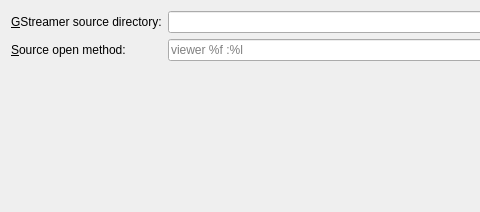
Before: the Qt Designer form preferences.ui in task-jp/gstreamer-log-viewer, drawn with Qt 5; both pictures show x 0 to 480 and y 0 to 212 of the 757 by 212 pixel window.
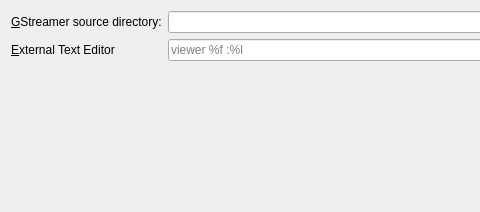
After: the same form once the commit is applied.

Commit message: Set focus to field in preference dialog

```diff
--- a/preferences.ui
+++ b/preferences.ui
@@ -43,7 +43,7 @@
      <item row="1" column="0">
       <widget class="QLabel" name="sourceOpenMethodLabel">
        <property name="text">
-        <string>&amp;Source open method:</string>
+        <string>&amp;External Text Editor</string>
        </property>
        <property name="buddy">
         <cstring>sourceOpenMethod</cstring>
```
Left out of the diff: 6 changed lines with no effect on the pictures. The commit also changes 5 other files.
